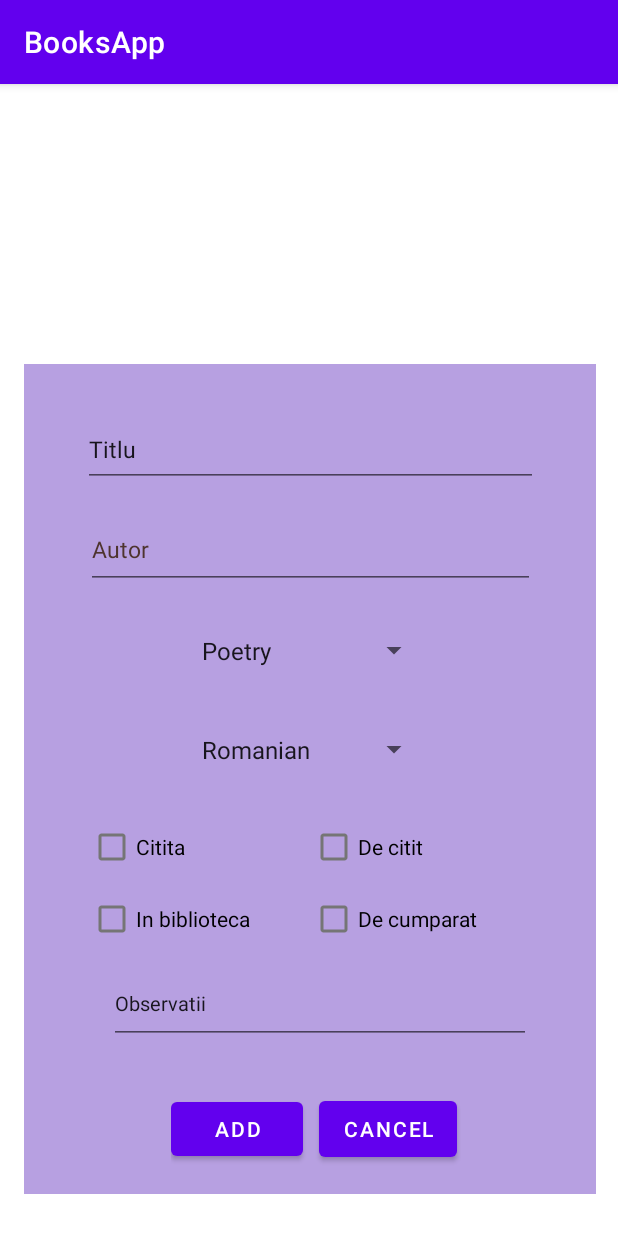
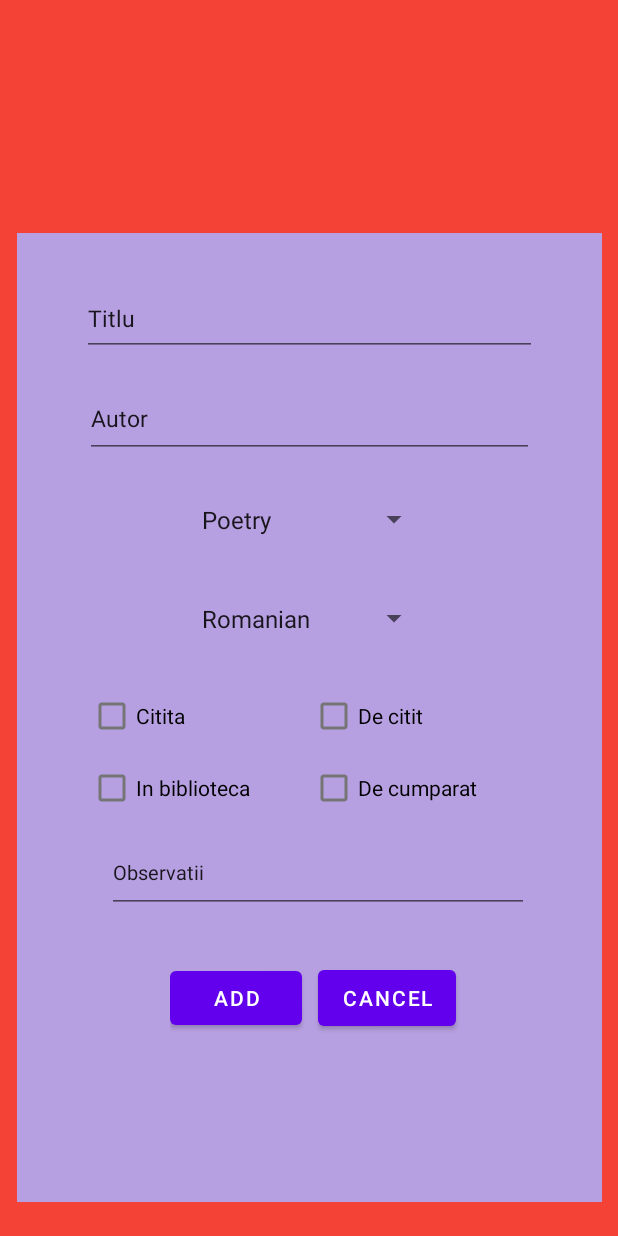
Before and after one commit to Aleexuta/BooksApp, an Android app: the screen it shows after launch (MainActivity), after a tap on "ADDBOOK", on a phone screen of 412 x 824 dp. Run offline under Robolectric (Android 15) with nearby library versions, the phone set to English and light mode, and no system bars.

Commit message:
merge addul

```diff
--- a/app/src/main/AndroidManifest.xml
+++ b/app/src/main/AndroidManifest.xml
@@ -1,6 +1,8 @@
 <?xml version="1.0" encoding="utf-8"?>
 <manifest xmlns:android="http://schemas.android.com/apk/res/android"
-    package="com.example.booksapp">
+    package="com.example.booksapp"
+>
+
 
     <application
         android:allowBackup="true"
@@ -12,6 +14,7 @@
         <activity
             android:name=".MainActivity"
             android:exported="true"
+            android:windowSoftInputMode="stateHidden|adjustPan"
             android:label="@string/app_name">
             <intent-filter>
                 <action android:name="android.intent.action.MAIN" />
--- a/app/src/main/java/com/example/booksapp/Owned.java
+++ b/app/src/main/java/com/example/booksapp/Owned.java
@@ -30,8 +30,8 @@ public class Owned extends Book{
         sqlquery+=getFirstValueNormalBook()+", '"+
                 this.m_typebook.toString()+"', '"+
                 this.m_publisher+"', '"+
-                this.m_year_edition+"', "+
-                this.m_purchasedate.toString()+", 3);";
+                this.m_year_edition+"', '"+
+                this.m_purchasedate.toString()+"', 3);";
         return sqlquery;
     }
 
--- a/app/src/main/java/com/example/booksapp/Read.java
+++ b/app/src/main/java/com/example/booksapp/Read.java
@@ -30,8 +30,8 @@ public class Read extends Book{
                 DatabaseHelper._TypeOfBook+")";
         sqlquery+=getFirstValueNormalBook()+", "+
                 this.m_rating+", '"+
-                this.m_fromWhere.toString()+ "', "+
-                this.m_readdate+",1);";
+                this.m_fromWhere.toString()+ "', '"+
+                this.m_readdate+"',1);";
         return sqlquery;
 
     }
--- a/app/src/main/res/layout/activity_main.xml
+++ b/app/src/main/res/layout/activity_main.xml
@@ -4,12 +4,13 @@
     xmlns:tools="http://schemas.android.com/tools"
     android:layout_width="match_parent"
     android:layout_height="match_parent"
+    android:background="#F44336"
     tools:context=".MainActivity">
 
     <androidx.fragment.app.FragmentContainerView
         android:id="@+id/fragmentLayout"
-        android:layout_width="381dp"
-        android:layout_height="553dp"
+        android:layout_width="390dp"
+        android:layout_height="646dp"
         app:layout_constraintBottom_toBottomOf="parent"
         app:layout_constraintEnd_toEndOf="parent"
         app:layout_constraintHorizontal_bias="0.516"
--- a/app/src/main/res/layout/fragment_new_book.xml
+++ b/app/src/main/res/layout/fragment_new_book.xml
@@ -9,14 +9,26 @@
     tools:context=".NewBook">
 
 
+    <androidx.constraintlayout.widget.ConstraintLayout
+        android:layout_width="match_parent"
+        android:layout_height="match_parent">
+
         <androidx.core.widget.NestedScrollView
             android:layout_width="match_parent"
             android:layout_height="match_parent"
-        android:fillViewport="true">
+            android:layout_marginStart="8dp"
+            android:layout_marginTop="16dp"
+            android:layout_marginEnd="8dp"
+            android:layout_marginBottom="16dp"
+            android:fillViewport="true"
+            app:layout_constraintBottom_toBottomOf="parent"
+            app:layout_constraintEnd_toEndOf="parent"
+            app:layout_constraintStart_toStartOf="parent"
+            app:layout_constraintTop_toTopOf="parent">
 
             <androidx.constraintlayout.widget.ConstraintLayout
                 android:layout_width="match_parent"
-            android:layout_height="wrap_content"
+                android:layout_height="match_parent"
                 android:backgroundTint="#D69595">
 
                 <EditText
@@ -29,7 +41,6 @@
                     android:ems="10"
                     android:inputType="textPersonName"
                     android:text="Autor"
-                android:textColor="#4E342E"
                     android:textSize="15sp"
                     app:layout_constraintEnd_toEndOf="parent"
                     app:layout_constraintStart_toStartOf="parent"
@@ -37,8 +48,8 @@
 
                 <EditText
                     android:id="@+id/publisher"
-                android:layout_width="159dp"
-                android:layout_height="48dp"
+                    android:layout_width="207dp"
+                    android:layout_height="46dp"
                     android:layout_marginTop="16dp"
                     android:ems="10"
                     android:inputType="textPersonName"
@@ -67,7 +78,7 @@
                     android:layout_width="303dp"
                     android:layout_height="50dp"
                     android:layout_marginStart="25dp"
-                android:layout_marginTop="32dp"
+                    android:layout_marginTop="16dp"
                     android:layout_marginEnd="25dp"
                     android:ems="10"
                     android:inputType="textPersonName"
@@ -252,5 +263,6 @@
 
             </androidx.constraintlayout.widget.ConstraintLayout>
         </androidx.core.widget.NestedScrollView>
+    </androidx.constraintlayout.widget.ConstraintLayout>
 
 </LinearLayout>
--- a/app/src/main/res/values-night/themes.xml
+++ b/app/src/main/res/values-night/themes.xml
@@ -1,6 +1,6 @@
 <resources xmlns:tools="http://schemas.android.com/tools">
     <!-- Base application theme. -->
-    <style name="Theme.BooksApp" parent="Theme.MaterialComponents.DayNight.DarkActionBar">
+    <style name="Theme.BooksApp" parent="Theme.MaterialComponents.DayNight.NoActionBar">
         <!-- Primary brand color. -->
         <item name="colorPrimary">@color/purple_200</item>
         <item name="colorPrimaryVariant">@color/purple_700</item>
--- a/app/src/main/res/values/themes.xml
+++ b/app/src/main/res/values/themes.xml
@@ -1,6 +1,6 @@
 <resources xmlns:tools="http://schemas.android.com/tools">
     <!-- Base application theme. -->
-    <style name="Theme.BooksApp" parent="Theme.MaterialComponents.DayNight.DarkActionBar">
+    <style name="Theme.BooksApp" parent="Theme.MaterialComponents.DayNight.NoActionBar">
         <!-- Primary brand color. -->
         <item name="colorPrimary">@color/purple_500</item>
         <item name="colorPrimaryVariant">@color/purple_700</item>
```
Also changed, not shown: app/src/main/java/com/example/booksapp/ReadOwned.java (+4 -4 lines), app/src/main/res/layout/fragment_list.xml (+6 -4 lines). Lines whose indentation alone changed are shown as unchanged.
